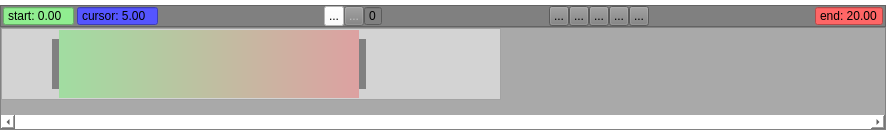
This is testAnimTimeline/animtimeline.ui in hiergaut/AnimTimeline as Qt 5 draws it before an edit. The edited form follows.
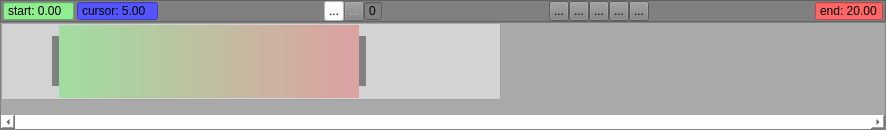
This is the edited form. Icons and pictures are not drawn. Custom widgets are drawn as their Qt base class.

```diff
--- a/testAnimTimeline/animtimeline.ui
+++ b/testAnimTimeline/animtimeline.ui
@@ -42,7 +42,7 @@
     <number>0</number>
    </property>
    <property name="topMargin">
-    <number>5</number>
+    <number>0</number>
    </property>
    <property name="rightMargin">
     <number>0</number>
@@ -448,7 +448,7 @@
         <x>0</x>
         <y>0</y>
         <width>500</width>
-        <height>88</height>
+        <height>93</height>
        </rect>
       </property>
       <property name="sizePolicy">
```
Left out of the diff: 23 changed lines with no effect on the pictures.
